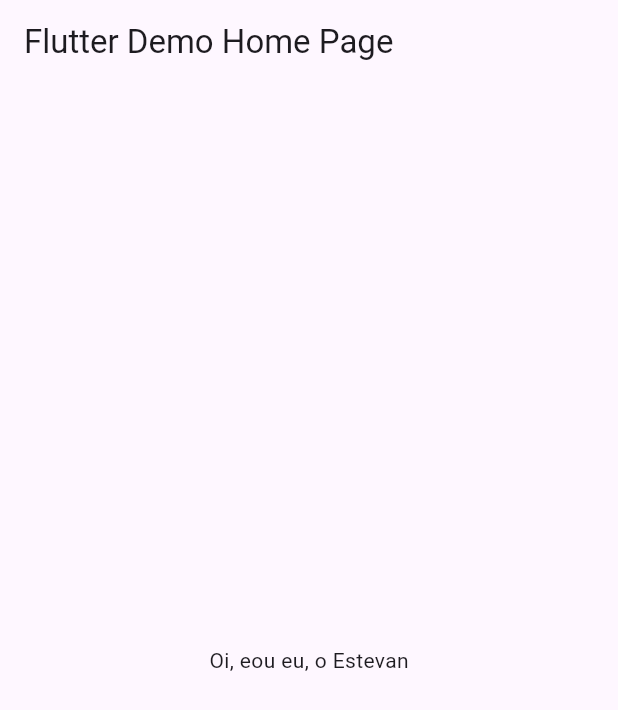
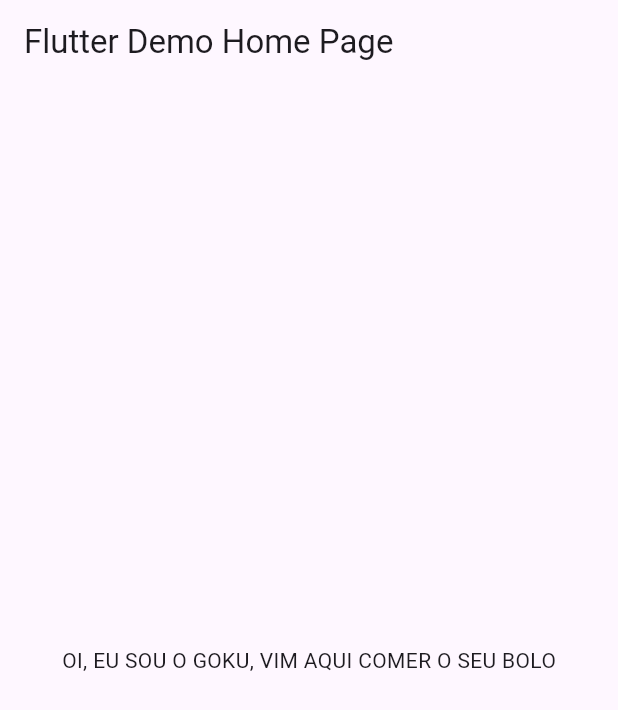
Before and after one commit to Estevan-Braz/flutter_simples, a Flutter app: the screen it shows after launch, on a phone screen of 412 x 824 dp. Shown: the top 710 px of the screen. Run offline on Flutter 3.47's test engine with Material 3 defaults, Android fonts, the phone set to English and light mode, and no system bars.

Commit message:
Teste de Branch

```diff
--- a/lib/main.dart
+++ b/lib/main.dart
@@ -35,7 +35,7 @@ class MyHomePage extends StatelessWidget {
       ),
       body: Center(
         child: Text(
-          'Oi, eou eu, o Estevan',
+          'OI, EU SOU O GOKU, VIM AQUI COMER O SEU BOLO',
         ),
       ),
     );
```
